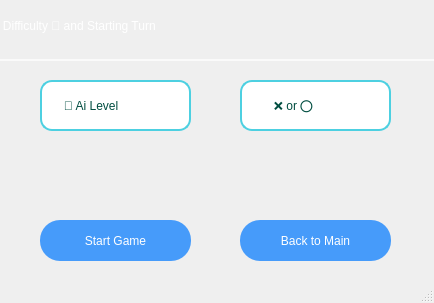
First picture: the form in aipage.ui, repository Mohammed-Nasr-137/XO_Project, before the edit.
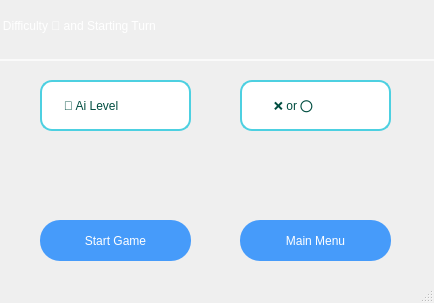
Second picture: the form after the edit. Icons and pictures are not drawn.

The edit to the form file:
```diff
--- a/aipage.ui
+++ b/aipage.ui
@@ -225,7 +225,7 @@
 </string>
     </property>
     <property name="text">
-     <string>Back to Main</string>
+     <string>Main Menu</string>
     </property>
    </widget>
    <widget class="QComboBox" name="level_ai">
```
